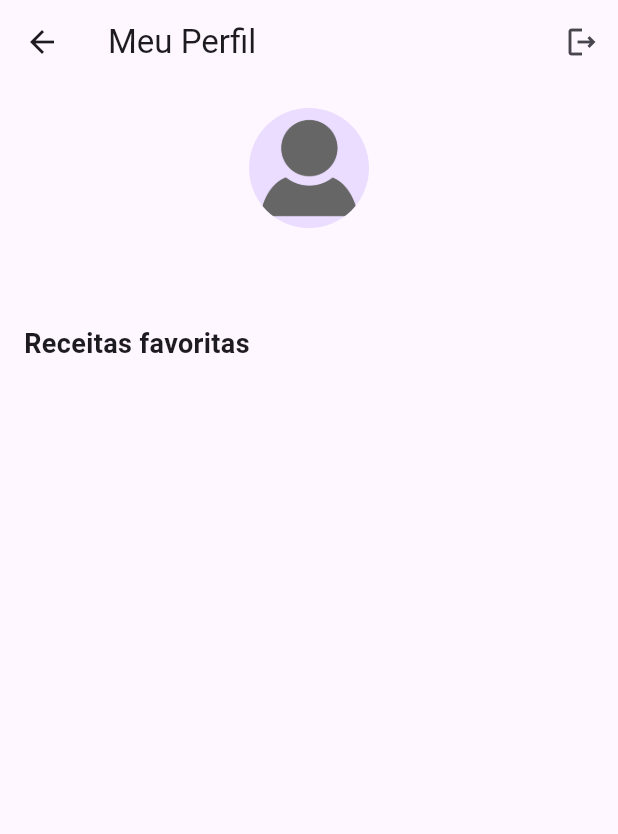
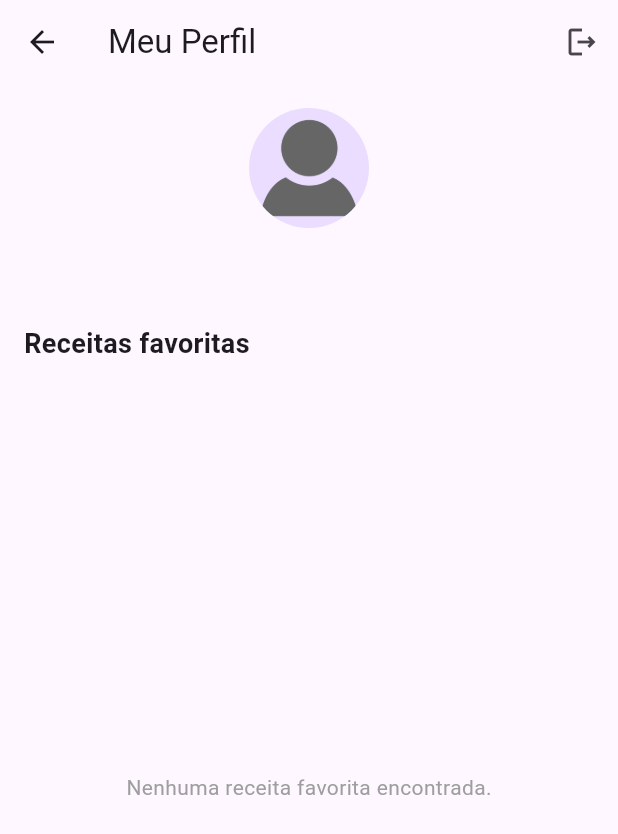
Before and after one commit to jvsmatheus/app_receitas, a Flutter app: the Profile screen opened directly, on a phone screen of 412 x 824 dp. Shown: the top 834 px of the screen. Run offline on Flutter 3.47's test engine with Material 3 defaults, Android fonts, the phone set to English and light mode, and no system bars; our stand-ins replace cloud_firestore, firebase_auth, firebase_core, firebase_storage, image_picker; accounts and stored records are empty.

Commit message:
Mudanças em receitas

```diff
--- a/lib/models/recipe.dart
+++ b/lib/models/recipe.dart
@@ -1,17 +1,42 @@
 class Recipe {
-  int? id;
-  String name;
-  List<String> ingredients;
-  List<String> prepare;
-  String image;
-  String type;
+  String? id;
+  String? title;
+  int? preparationTime;
+  List<String>? preparationMethod;
+  List<String>? ingredients;
+  String? imgUrl;
+  String? type;
 
   Recipe({
     this.id,
-    required this.name,
-    required this.ingredients,
-    required this.prepare,
-    required this.image,
-    required this.type,
+    this.title,
+    this.preparationTime,
+    this.preparationMethod,
+    this.ingredients,
+    this.imgUrl,
+    this.type,
   });
+
+  Recipe.fromJson(Map<String, Object?> json) :
+    this(
+        id: json['id']! as String,
+        title: json['title']! as String,
+        preparationTime: json['type'] as int,
+        preparationMethod: (json['type'] as List<dynamic>? ?? []).cast<String>(),
+        ingredients: (json['type'] as List<dynamic>? ?? []).cast<String>(),
+        imgUrl: json['imgUrl']! as String,
+        type: json['type'] as String,
+    );
+
+  Map<String, dynamic> toJson() {
+    return {
+      'id': id,
+      'title': title,
+      'preparationTime': preparationTime,
+      'preparationMethod': preparationMethod,
+      'ingredients': ingredients,
+      'imgUrl': imgUrl,
+      'type': type,
+    };
+  }
 }
--- a/lib/models/user.dart
+++ b/lib/models/user.dart
@@ -62,8 +62,4 @@ class UserModel {
   String toString() {
     return 'UserModel{id: $id, authId: $authId, name: $name, email: $email, password: $password, imgUrl: $imgUrl, favorites: $favorites, }';
   }
-
-  String getImgUrl() {
-    return imgUrl!;
-  }
 }
--- a/lib/pages/profile.dart
+++ b/lib/pages/profile.dart
@@ -76,6 +76,33 @@ class _ProfileState extends State<Profile> {
                 fontWeight: FontWeight.bold,
               ),
             ),
+            Expanded(
+              child: userModel?.favorites != null && userModel!.favorites!.isNotEmpty
+                  ? ListView.builder(
+                      itemCount: userModel.favorites?.length,
+                      itemBuilder: (context, index) {
+                        final recipe = userModel!.favorites[index];
+                        // return Card(
+                        //   margin: const EdgeInsets.symmetric(vertical: 8.0),
+                        //   child: ListTile(
+                        //     leading: CircleAvatar(
+                        //       backgroundImage: AssetImage(recipe.image),
+                        //     ),
+                        //     title: Text(recipe.name),
+                        //     subtitle: Text(recipe.type),
+                        //     onTap: () => recipeDetails(recipe),
+                        //   ),
+                        // );
+                      },
+                    )
+                  : const Center(
+                      child: Text(
+                        'Nenhuma receita favorita encontrada.',
+                        style: TextStyle(color: Colors.grey),
+                      ),
+                    ),
+            ),
+
           ],
         ),
       ),
```
Also changed, not shown: lib/services/recipe_service.dart (added, +95 -0 lines).
